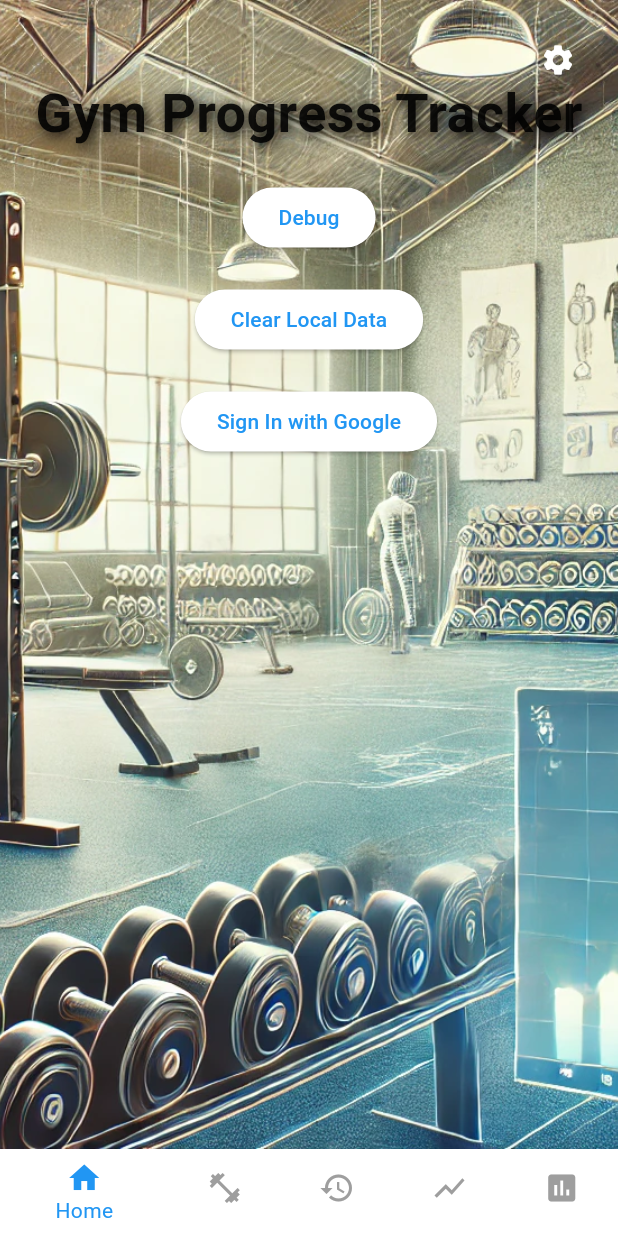
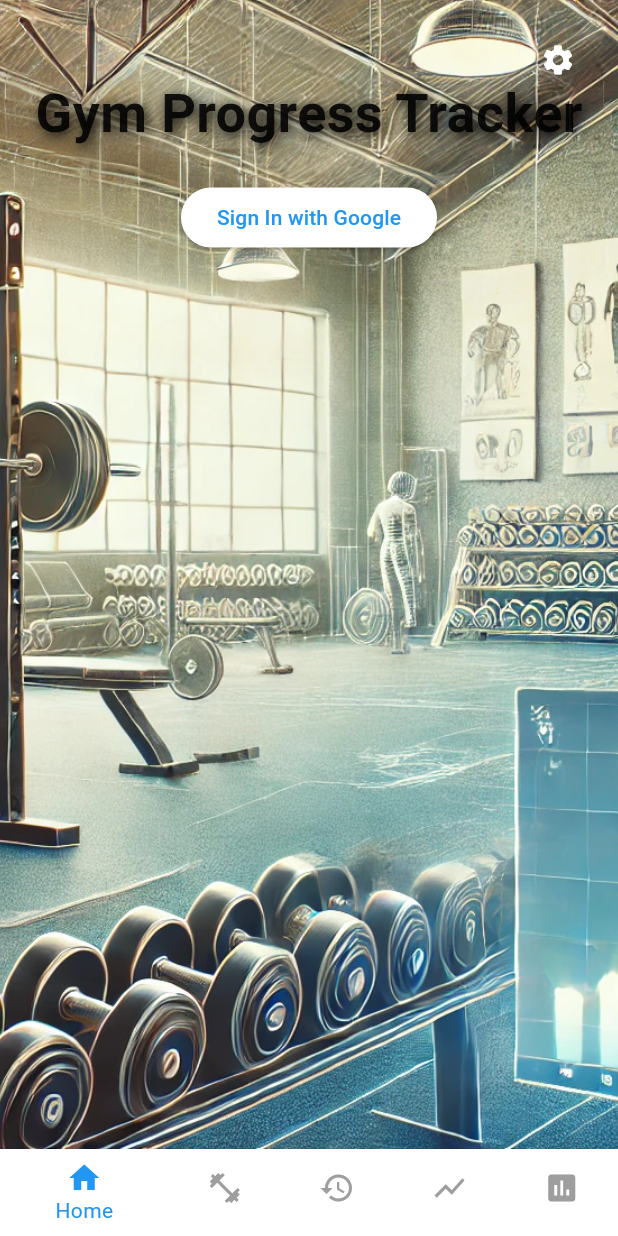
Before and after one commit to jpatch22/rpe_strength, a Flutter app: the screen it shows after launch, on a phone screen of 412 x 824 dp. Run offline on Flutter 3.47's test engine with Material 3 defaults, Android fonts, the phone set to English and light mode, and no system bars; our stand-ins replace cloud_firestore, firebase_auth, firebase_core, hive, hive_flutter, shared_preferences and 1 more; missing offline and left inert: fuzzy; accounts and stored records are empty.

Commit message:
Remove debug items

```diff
--- a/lib/src/providers/predict_page_provider.dart
+++ b/lib/src/providers/predict_page_provider.dart
@@ -16,7 +16,7 @@ class PredictPageProvider extends ChangeNotifier {
   }
 
   void calculateEstimate(HiveProvider hiveProvider, MethodProvider methodProvider) {
-    print("trying to calculate estimate");
+    print("Trying to calclc ex ${hiveProvider.workoutDataItems}");
     if (selectedExercise != null && rpeController.text.isNotEmpty && repsController.text.isNotEmpty) {
       final latestItem = hiveProvider.workoutDataItems
           .where((item) => item.exercise == selectedExercise)
--- a/lib/src/screens/home_page.dart
+++ b/lib/src/screens/home_page.dart
@@ -58,20 +58,20 @@ class HomePage extends StatelessWidget {
                   ],
                 ),
               ),
-              SizedBox(height: 20), // Space between text and button
-              ElevatedButton(
-                onPressed: () {
-                  saveRandTestData(hiveProvider);
-                },
-                child: Text("Debug"),
-              ),
-              SizedBox(height: 20), // Space between text and button
-              ElevatedButton(
-                onPressed: () {
-                  _clearLocalData(hiveProvider);
-                },
-                child: Text("Clear Local Data"),
-              ),
+              // SizedBox(height: 20), // Space between text and button
+              // ElevatedButton(
+                // onPressed: () {
+                  // saveRandTestData(hiveProvider);
+                // },
+                // child: Text("Debug"),
+              // ),
+              // SizedBox(height: 20), // Space between text and button
+              // ElevatedButton(
+                // onPressed: () {
+                  // _clearLocalData(hiveProvider);
+                // },
+                // child: Text("Clear Local Data"),
+              // ),
               SizedBox(height: 20), // Space between buttons
               if (user == null)
                 ElevatedButton(
--- a/lib/src/screens/progress_page.dart
+++ b/lib/src/screens/progress_page.dart
@@ -25,9 +25,6 @@ class _ProgressPageState extends State<ProgressPage> {
       ),
       body: Consumer<HiveProvider>(
         builder: (context, hiveProvider, child) {
-          if (hiveProvider.exerciseNames.isEmpty) {
-            return const Center(child: CircularProgressIndicator());
-          }
 
           return Column(
             children: [
```
Also changed, not shown: lib/src/screens/predict_page.dart (+3 -15 lines).
